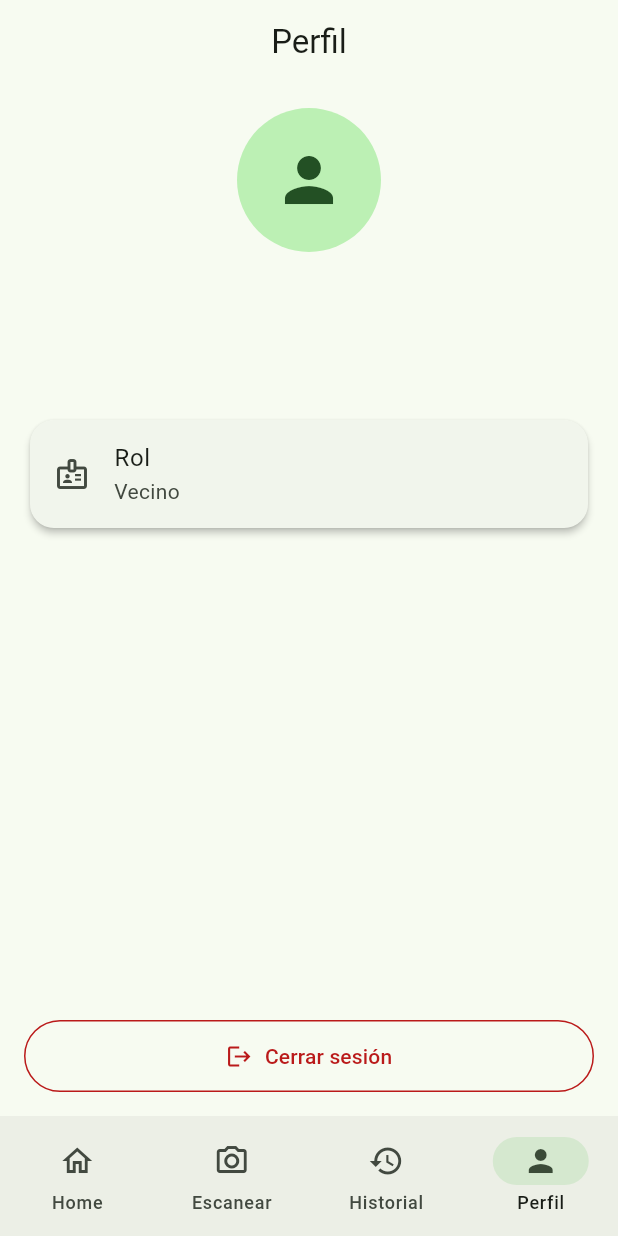
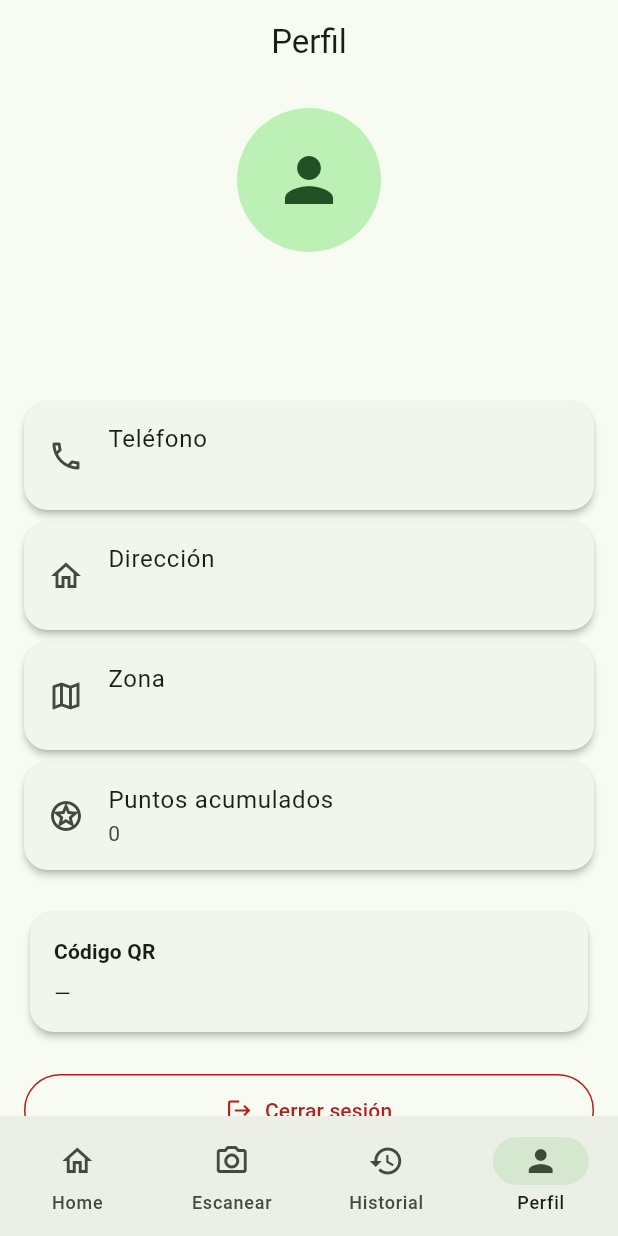
Before and after one commit to miguelq232/proyectoFinalSW, a Flutter app: the ProfilePage screen opened by its route, on a phone screen of 412 x 824 dp. Run offline on Flutter 3.47's test engine with Material 3 defaults, Android fonts, the phone set to English and light mode, and no system bars; our stand-ins replace flutter_dotenv, go_router, image_picker, shared_preferences; accounts and stored records are empty.

Commit message:
feat: móvil - dashboard vecino con datos reales del backend

```diff
--- a/mobil/lib/config/constants.dart
+++ b/mobil/lib/config/constants.dart
@@ -6,14 +6,19 @@ class AppConstants {
 
   static const String appName = 'IGCS SCZ Reciclaje';
 
-  // TODO: conectar con backend Spring Boot
-  static const String hardcodedEmail = 'admin@eco.com';
-  static const String hardcodedPassword = '123456';
-  static const String hardcodedNombre = 'Vecino Eco';
+  static const String hardcodedEmail = 'vecino.ana@correo.com';
+  static const String hardcodedPassword = 'admin123';
+  static const String hardcodedNombre = 'Ana Suárez';
 
   static const String prefsLoggedIn = 'igcsscz_logged_in';
   static const String prefsEmail = 'igcsscz_email';
   static const String prefsNombre = 'igcsscz_nombre';
+  static const String prefsToken = 'igcsscz_token';
+  static const String prefsRol = 'igcsscz_rol';
+
+  /// URL base del backend Spring Boot. Configurar en `.env` como API_URL.
+  static String get apiBaseUrl =>
+      dotenv.env['API_URL'] ?? 'http://192.168.0.11:8080/api';
 
   /// URL del microservicio FastAPI de IA. Configurar en `.env` como IA_URL.
   static String get iaPredictUrl =>
--- a/mobil/lib/config/routes.dart
+++ b/mobil/lib/config/routes.dart
@@ -1,3 +1,4 @@
+import 'package:flutter/material.dart';
 import 'package:go_router/go_router.dart';
 import 'package:mobil/modules/auth/pages/login_page.dart';
 import 'package:mobil/modules/auth/providers/auth_provider.dart';
@@ -16,13 +17,25 @@ GoRouter createAppRouter(AuthProvider authProvider) {
       final isLogin = state.matchedLocation == '/login';
 
       if (!loggedIn && !isLogin) return '/login';
-      if (loggedIn && isLogin) return '/vecino/home';
+      if (loggedIn && isLogin) {
+        final rol = authProvider.rol.toUpperCase();
+        if (rol == 'ADMINISTRADOR' || rol == 'OPERADOR') {
+          return '/operador/home';
+        }
+        return '/vecino/home';
+      }
       return null;
     },
     routes: [
       GoRoute(
         path: '/login',
         builder: (context, state) => const LoginPage(),
+      ),
+      GoRoute(
+        path: '/operador/home',
+        builder: (context, state) => const Scaffold(
+          body: Center(child: Text('Panel operador')),
+        ),
       ),
       StatefulShellRoute.indexedStack(
         builder: (context, state, navigationShell) {
--- /dev/null
+++ b/mobil/lib/modules/auth/services/auth_service.dart
@@ -0,0 +1,33 @@
+import 'dart:convert';
+
+import 'package:http/http.dart' as http;
+import 'package:mobil/config/constants.dart';
+
+class AuthService {
+  AuthService._();
+
+  static Future<Map<String, dynamic>> login(
+    String email,
+    String password,
+  ) async {
+    final url = Uri.parse('${AppConstants.apiBaseUrl}/auth/login');
+    final response = await http.post(
+      url,
+      headers: {'Content-Type': 'application/json'},
+      body: jsonEncode({'email': email, 'password': password}),
+    );
+
+    final dynamic body = response.body.isNotEmpty
+        ? jsonDecode(response.body)
+        : <String, dynamic>{};
+
+    if (response.statusCode >= 200 && response.statusCode < 300) {
+      return Map<String, dynamic>.from(body as Map);
+    }
+
+    final message = body is Map && body['message'] != null
+        ? body['message'].toString()
+        : 'Error de autenticación';
+    throw Exception(message);
+  }
+}
--- /dev/null
+++ b/mobil/lib/modules/vecino/models/vecino_profile.dart
@@ -0,0 +1,49 @@
+class VecinoProfile {
+  const VecinoProfile({
+    required this.id,
+    required this.nombre,
+    required this.apellido,
+    required this.email,
+    this.telefono,
+    this.direccion,
+    this.latitud,
+    this.longitud,
+    this.zonaId,
+    this.zonaNombre,
+    this.codigoQR,
+    required this.puntosAcumulados,
+    required this.activo,
+  });
+
+  final int id;
+  final String nombre;
+  final String apellido;
+  final String email;
+  final String? telefono;
+  final String? direccion;
+  final double? latitud;
+  final double? longitud;
+  final int? zonaId;
+  final String? zonaNombre;
+  final String? codigoQR;
+  final int puntosAcumulados;
+  final bool activo;
+
+  factory VecinoProfile.fromJson(Map<String, dynamic> json) {
+    return VecinoProfile(
+      id: (json['id'] as num).toInt(),
+      nombre: json['nombre'] as String,
+      apellido: json['apellido'] as String,
+      email: json['email'] as String,
+      telefono: json['telefono'] as String?,
+      direccion: json['direccion'] as String?,
+      latitud: (json['latitud'] as num?)?.toDouble(),
+      longitud: (json['longitud'] as num?)?.toDouble(),
+      zonaId: (json['zonaId'] as num?)?.toInt(),
+      zonaNombre: json['zonaNombre'] as String?,
+      codigoQR: json['codigoQR'] as String?,
+      puntosAcumulados: (json['puntosAcumulados'] as num?)?.toInt() ?? 0,
+      activo: json['activo'] as bool? ?? true,
+    );
+  }
+}
--- a/mobil/lib/modules/vecino/pages/profile_page.dart
+++ b/mobil/lib/modules/vecino/pages/profile_page.dart
@@ -1,18 +1,41 @@
 import 'package:flutter/material.dart';
 import 'package:go_router/go_router.dart';
 import 'package:mobil/modules/auth/providers/auth_provider.dart';
+import 'package:mobil/modules/vecino/providers/vecino_provider.dart';
 import 'package:provider/provider.dart';
 
-class ProfilePage extends StatelessWidget {
+class ProfilePage extends StatefulWidget {
   const ProfilePage({super.key});
+
+  @override
+  State<ProfilePage> createState() => _ProfilePageState();
+}
+
+class _ProfilePageState extends State<ProfilePage> {
+  @override
+  void initState() {
+    super.initState();
+    WidgetsBinding.instance.addPostFrameCallback((_) => _loadProfileIfNeeded());
+  }
+
+  void _loadProfileIfNeeded() {
+    final auth = context.read<AuthProvider>();
+    final vecino = context.read<VecinoProvider>();
+
+    if (vecino.perfil == null && auth.token.isNotEmpty) {
+      vecino.loadProfile(auth.token);
+    }
+  }
 
   @override
   Widget build(BuildContext context) {
     final auth = context.watch<AuthProvider>();
+    final vecino = context.watch<VecinoProvider>();
+    final perfil = vecino.perfil;
 
     return Scaffold(
       appBar: AppBar(title: const Text('Perfil')),
-      body: Padding(
+      body: SingleChildScrollView(
         padding: const EdgeInsets.all(16),
         child: Column(
           crossAxisAlignment: CrossAxisAlignment.stretch,
@@ -23,7 +46,9 @@ class ProfilePage extends StatelessWidget {
             ),
             const SizedBox(height: 16),
             Text(
-              auth.nombre,
+              perfil != null
+                  ? '${perfil.nombre} ${perfil.apellido}'
+                  : auth.nombre,
               textAlign: TextAlign.center,
               style: Theme.of(context).textTheme.headlineSmall?.copyWith(
                     fontWeight: FontWeight.bold,
@@ -31,21 +56,58 @@ class ProfilePage extends StatelessWidget {
             ),
             const SizedBox(height: 4),
             Text(
-              auth.email,
+              perfil?.email ?? auth.email,
               textAlign: TextAlign.center,
               style: Theme.of(context).textTheme.bodyLarge?.copyWith(
                     color: Colors.grey[600],
                   ),
             ),
-            const SizedBox(height: 32),
+            const SizedBox(height: 24),
+            _ProfileField(
+              icon: Icons.phone_outlined,
+              label: 'Teléfono',
+              value: perfil?.telefono ?? '—',
+            ),
+            _ProfileField(
+              icon: Icons.home_outlined,
+              label: 'Dirección',
+              value: perfil?.direccion ?? '—',
+            ),
+            _ProfileField(
+              icon: Icons.map_outlined,
+              label: 'Zona',
+              value: perfil?.zonaNombre ?? '—',
+            ),
+            _ProfileField(
+              icon: Icons.stars_outlined,
+              label: 'Puntos acumulados',
+              value: '${perfil?.puntosAcumulados ?? 0}',
+            ),
+            const SizedBox(height: 16),
             Card(
-              child: ListTile(
-                leading: const Icon(Icons.badge_outlined),
-                title: const Text('Rol'),
-                subtitle: const Text('Vecino'),
+              child: Padding(
+                padding: const EdgeInsets.all(16),
+                child: Column(
+                  crossAxisAlignment: CrossAxisAlignment.start,
+                  children: [
+                    Text(
+                      'Código QR',
+                      style: Theme.of(context).textTheme.titleSmall?.copyWith(
+                            fontWeight: FontWeight.bold,
+                          ),
+                    ),
+                    const SizedBox(height: 8),
+                    Text(
+                      perfil?.codigoQR?.isNotEmpty == true
+                          ? perfil!.codigoQR!
+                          : '—',
+                      style: Theme.of(context).textTheme.bodyMedium,
+                    ),
+                  ],
+                ),
               ),
             ),
-            const Spacer(),
+            const SizedBox(height: 24),
             OutlinedButton.icon(
               onPressed: () async {
                 await context.read<AuthProvider>().logout();
@@ -67,3 +129,27 @@ class ProfilePage extends StatelessWidget {
     );
   }
 }
+
+class _ProfileField extends StatelessWidget {
+  const _ProfileField({
+    required this.icon,
+    required this.label,
+    required this.value,
+  });
+
+  final IconData icon;
+  final String label;
+  final String value;
+
+  @override
+  Widget build(BuildContext context) {
+    return Card(
+      margin: const EdgeInsets.only(bottom: 8),
+      child: ListTile(
+        leading: Icon(icon),
+        title: Text(label),
+        subtitle: Text(value),
+      ),
+    );
+  }
+}
--- /dev/null
+++ b/mobil/lib/modules/vecino/providers/vecino_provider.dart
@@ -0,0 +1,13 @@
+import 'package:flutter/foundation.dart';
+import 'package:mobil/modules/vecino/models/vecino_profile.dart';
+import 'package:mobil/modules/vecino/services/vecino_service.dart';
+
+class VecinoProvider extends ChangeNotifier {
+  VecinoProfile? perfil;
+
+  Future<void> loadProfile(String token) async {
+    final data = await VecinoService.getMyProfile(token);
+    perfil = VecinoProfile.fromJson(data);
+    notifyListeners();
+  }
+}
```
Also changed, not shown: mobil/lib/main.dart (+6 -2 lines), mobil/lib/modules/auth/pages/login_page.dart (+6 -2 lines), mobil/lib/modules/auth/providers/auth_provider.dart (+22 -7 lines), mobil/lib/modules/vecino/pages/dashboard_page.dart (+63 -22 lines), mobil/lib/modules/vecino/services/vecino_service.dart (added, +29 -0 lines), 1 other file.
